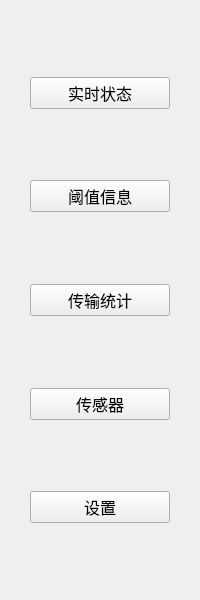
This is IDC_TestSystem/eload/eload_toolbox/eload_inputtoolwid.ui in ChinaClever/IDC_TestSystem as Qt 5 draws it before an edit. The edited form follows.
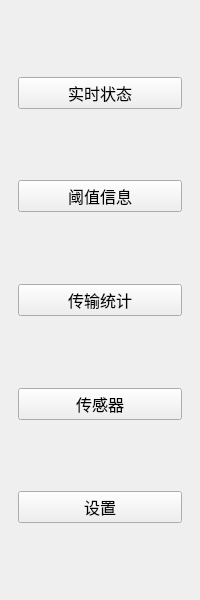
This is the edited form.

```diff
--- a/IDC_TestSystem/eload/eload_toolbox/eload_inputtoolwid.ui
+++ b/IDC_TestSystem/eload/eload_toolbox/eload_inputtoolwid.ui
@@ -21,10 +21,10 @@
   </property>
   <layout class="QVBoxLayout" name="verticalLayout">
    <property name="leftMargin">
-    <number>30</number>
+    <number>18</number>
    </property>
    <property name="rightMargin">
-    <number>30</number>
+    <number>18</number>
    </property>
    <item>
     <spacer name="verticalSpacer">
```
